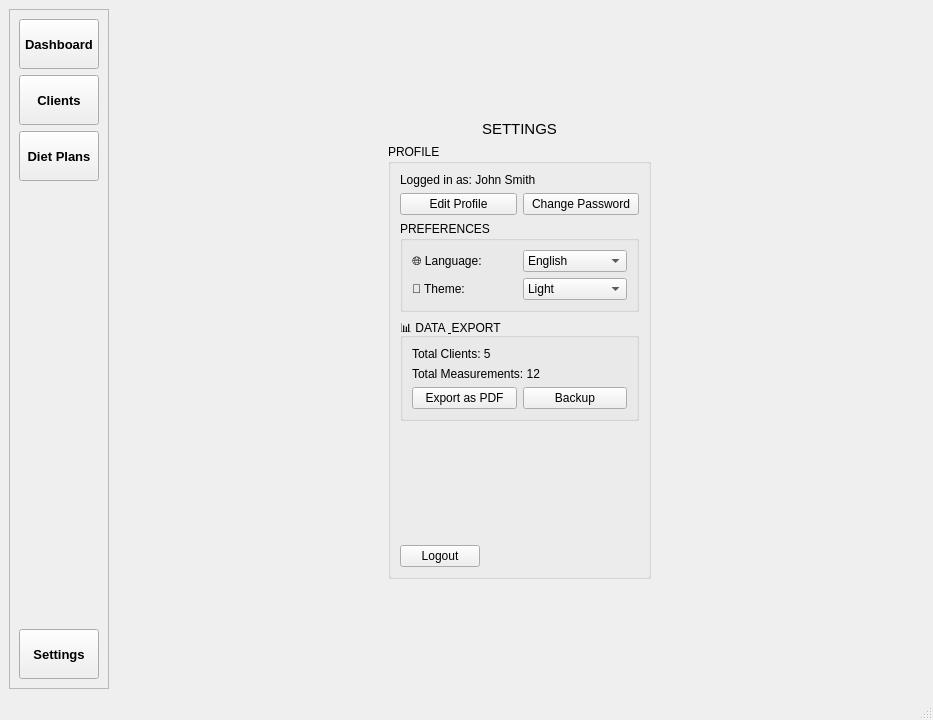
The window that app/views/main_window.ui (cavide-dev/dietitian-client-tracker) describes before a commit, drawn with Qt 5.
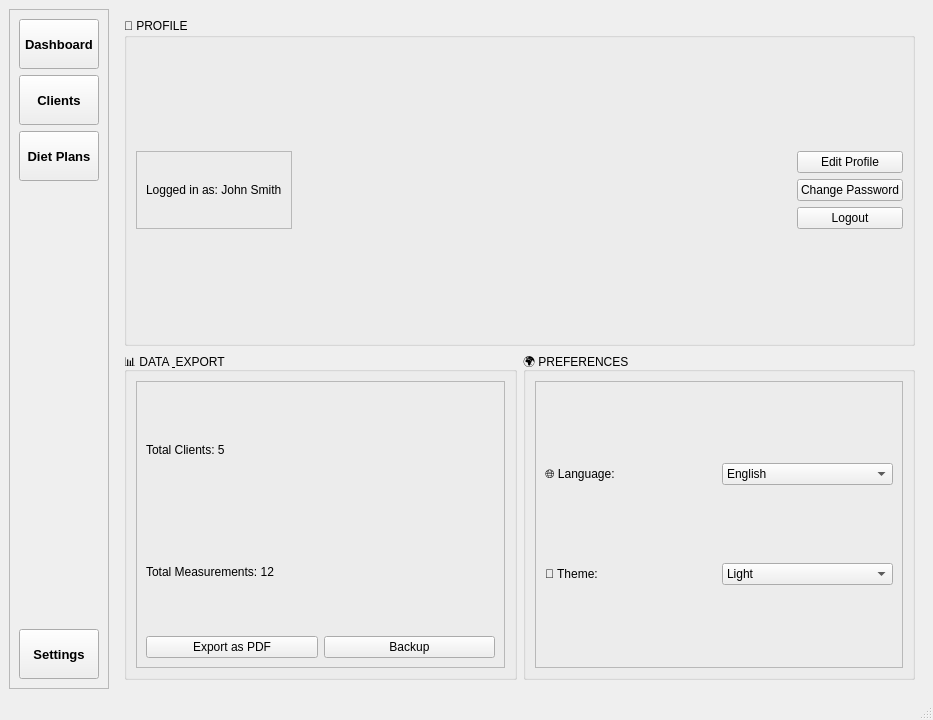
The same window after the commit.

Commit message: feat: enhance settings page with current user display and logout functionality

```diff
--- a/app/views/main_window.ui
+++ b/app/views/main_window.ui
@@ -995,87 +995,79 @@
       </widget>
       <widget class="QWidget" name="page_settings">
        <layout class="QGridLayout" name="gridLayout_2">
-        <item row="3" column="1">
-         <spacer name="verticalSpacer_3">
-          <property name="orientation">
-           <enum>Qt::Vertical</enum>
-          </property>
-          <property name="sizeHint" stdset="0">
-           <size>
-            <width>20</width>
-            <height>61</height>
-           </size>
-          </property>
-         </spacer>
-        </item>
-        <item row="0" column="1">
-         <spacer name="verticalSpacer_4">
-          <property name="orientation">
-           <enum>Qt::Vertical</enum>
-          </property>
-          <property name="sizeHint" stdset="0">
-           <size>
-            <width>20</width>
-            <height>62</height>
-           </size>
-          </property>
-         </spacer>
-        </item>
-        <item row="1" column="1" rowspan="2">
-         <layout class="QVBoxLayout" name="verticalLayout_13">
-          <item>
-           <widget class="QLabel" name="label_settings_title">
-            <property name="font">
-             <font>
-              <pointsize>11</pointsize>
-             </font>
-            </property>
-            <property name="text">
-             <string>SETTINGS</string>
-            </property>
-            <property name="alignment">
-             <set>Qt::AlignCenter</set>
-            </property>
-           </widget>
-          </item>
-          <item>
-           <widget class="QGroupBox" name="group_profile">
+        <item row="1" column="0">
+         <widget class="QGroupBox" name="groupBox_10">
             <property name="title">
-             <string>PROFILE</string>
-            </property>
-            <layout class="QVBoxLayout" name="verticalLayout_4">
+           <string>📊 DATA &amp; EXPORT</string>
+          </property>
+          <layout class="QVBoxLayout" name="verticalLayout_12">
              <item>
-              <widget class="QLabel" name="label_current_user">
+            <widget class="QFrame" name="frame_3">
+             <property name="frameShape">
+              <enum>QFrame::StyledPanel</enum>
+             </property>
+             <property name="frameShadow">
+              <enum>QFrame::Raised</enum>
+             </property>
+             <layout class="QVBoxLayout" name="verticalLayout_15">
+              <item>
+               <layout class="QVBoxLayout" name="verticalLayout_11">
+                <item>
+                 <widget class="QLabel" name="label_total_clients_2">
                <property name="text">
-                <string>Logged in as: John Smith</string>
+                   <string>Total Clients: 5</string>
                </property>
               </widget>
              </item>
              <item>
-              <layout class="QHBoxLayout" name="horizontalLayout_3">
+                 <widget class="QLabel" name="label_total_measurements_2">
+                  <property name="text">
+                   <string>Total Measurements: 12</string>
+                  </property>
+                 </widget>
+                </item>
+               </layout>
+              </item>
                <item>
-                <widget class="QPushButton" name="btn_edit_profile">
+               <layout class="QHBoxLayout" name="horizontalLayout_7">
+                <item>
+                 <widget class="QPushButton" name="btn_export_pdf">
                  <property name="text">
-                  <string>Edit Profile</string>
+                   <string>Export as PDF</string>
                  </property>
                 </widget>
                </item>
                <item>
-                <widget class="QPushButton" name="btn_change_password">
+                 <widget class="QPushButton" name="btn_backup">
                  <property name="text">
-                  <string>Change Password</string>
+                   <string>Backup</string>
                  </property>
                 </widget>
                </item>
               </layout>
              </item>
-             <item>
+             </layout>
+            </widget>
+           </item>
+          </layout>
+         </widget>
+        </item>
+        <item row="1" column="1">
               <widget class="QGroupBox" name="groupBox_9">
                <property name="title">
-                <string>PREFERENCES</string>
+           <string>🌍 PREFERENCES</string>
                </property>
                <layout class="QVBoxLayout" name="verticalLayout_5">
                 <item>
+            <widget class="QFrame" name="frame_4">
+             <property name="frameShape">
+              <enum>QFrame::StyledPanel</enum>
+             </property>
+             <property name="frameShadow">
+              <enum>QFrame::Raised</enum>
+             </property>
+             <layout class="QVBoxLayout" name="verticalLayout_16">
+              <item>
                  <layout class="QHBoxLayout" name="horizontalLayout_4">
                   <item>
                    <widget class="QLabel" name="label">
@@ -1133,66 +1125,65 @@
                </layout>
               </widget>
              </item>
-             <item>
-              <widget class="QGroupBox" name="groupBox_10">
+          </layout>
+         </widget>
+        </item>
+        <item row="0" column="0" colspan="2">
+         <widget class="QGroupBox" name="group_profile">
                <property name="title">
-                <string>📊 DATA &amp; EXPORT</string>
-               </property>
-               <layout class="QVBoxLayout" name="verticalLayout_12">
+           <string>👤 PROFILE</string>
+          </property>
+          <layout class="QVBoxLayout" name="verticalLayout_4">
                 <item>
-                 <layout class="QVBoxLayout" name="verticalLayout_11">
+            <layout class="QHBoxLayout" name="horizontalLayout_3">
                   <item>
-                   <widget class="QLabel" name="label_total_clients_2">
-                    <property name="text">
-                     <string>Total Clients: 5</string>
-                    </property>
-                   </widget>
-                  </item>
-                  <item>
-                   <widget class="QLabel" name="label_total_measurements_2">
-                    <property name="text">
-                     <string>Total Measurements: 12</string>
-                    </property>
-                   </widget>
-                  </item>
-                 </layout>
-                </item>
+              <widget class="QFrame" name="frame_2">
+               <property name="frameShape">
+                <enum>QFrame::StyledPanel</enum>
+               </property>
+               <property name="frameShadow">
+                <enum>QFrame::Raised</enum>
+               </property>
+               <layout class="QVBoxLayout" name="verticalLayout_14">
                 <item>
-                 <layout class="QHBoxLayout" name="horizontalLayout_7">
-                  <item>
-                   <widget class="QPushButton" name="btn_export_pdf">
+                 <widget class="QLabel" name="label_current_user">
                     <property name="text">
-                     <string>Export as PDF</string>
+                   <string>Logged in as: John Smith</string>
                     </property>
                    </widget>
                   </item>
-                  <item>
-                   <widget class="QPushButton" name="btn_backup">
-                    <property name="text">
-                     <string>Backup</string>
-                    </property>
-                   </widget>
-                  </item>
-                 </layout>
-                </item>
-               </layout>
+               </layout>
               </widget>
              </item>
              <item>
-              <spacer name="verticalSpacer_2">
+              <spacer name="horizontalSpacer">
                <property name="orientation">
-                <enum>Qt::Vertical</enum>
+                <enum>Qt::Horizontal</enum>
                </property>
                <property name="sizeHint" stdset="0">
                 <size>
-                 <width>20</width>
-                 <height>118</height>
+                 <width>40</width>
+                 <height>20</height>
                 </size>
                </property>
               </spacer>
              </item>
              <item>
-              <layout class="QHBoxLayout" name="horizontalLayout_8">
+              <layout class="QVBoxLayout" name="verticalLayout_13">
+               <item>
+                <widget class="QPushButton" name="btn_edit_profile">
+                 <property name="text">
+                  <string>Edit Profile</string>
+                 </property>
+                </widget>
+               </item>
+               <item>
+                <widget class="QPushButton" name="btn_change_password">
+                 <property name="text">
+                  <string>Change Password</string>
+                 </property>
+                </widget>
+               </item>
                <item>
                 <widget class="QPushButton" name="btn_logout">
                  <property name="text">
@@ -1200,51 +1191,12 @@
                  </property>
                 </widget>
                </item>
-               <item>
-                <spacer name="horizontalSpacer">
-                 <property name="orientation">
-                  <enum>Qt::Horizontal</enum>
-                 </property>
-                 <property name="sizeHint" stdset="0">
-                  <size>
-                   <width>40</width>
-                   <height>20</height>
-                  </size>
-                 </property>
-                </spacer>
+              </layout>
                </item>
               </layout>
              </item>
             </layout>
            </widget>
-          </item>
-         </layout>
-        </item>
-        <item row="1" column="2">
-         <spacer name="horizontalSpacer_2">
-          <property name="orientation">
-           <enum>Qt::Horizontal</enum>
-          </property>
-          <property name="sizeHint" stdset="0">
-           <size>
-            <width>40</width>
-            <height>20</height>
-           </size>
-          </property>
-         </spacer>
-        </item>
-        <item row="1" column="0">
-         <spacer name="horizontalSpacer_3">
-          <property name="orientation">
-           <enum>Qt::Horizontal</enum>
-          </property>
-          <property name="sizeHint" stdset="0">
-           <size>
-            <width>20</width>
-            <height>20</height>
-           </size>
-          </property>
-         </spacer>
         </item>
        </layout>
       </widget>
```
Left out of the diff: 2 changed lines with no effect on the pictures. Lines whose indentation alone changed are shown as unchanged. The commit also changes 2 other files.
